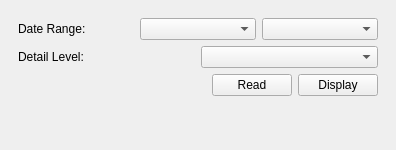
Old version of the form src/GUI/stravacachewidget.ui in the repository primasha/GPXSee.
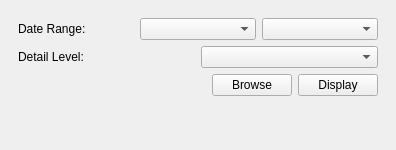
New version of the form.

Commit message: Browse strava cache

What changed in the file:
```diff
--- a/src/GUI/stravacachewidget.ui
+++ b/src/GUI/stravacachewidget.ui
@@ -88,7 +88,7 @@
          <item>
           <widget class="QPushButton" name="read_button">
            <property name="text">
-            <string>Read</string>
+            <string>Browse</string>
            </property>
           </widget>
          </item>
```
Left out of the diff: 2 changed lines with no effect on the pictures. The commit also changes 5 other files.
